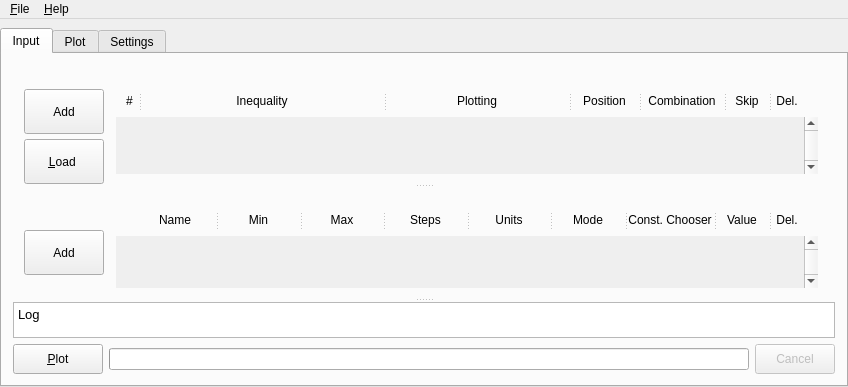
Above: xml/bareminimumplotter.ui from xpcoffee/plotus before the change. Below: the same form after it.
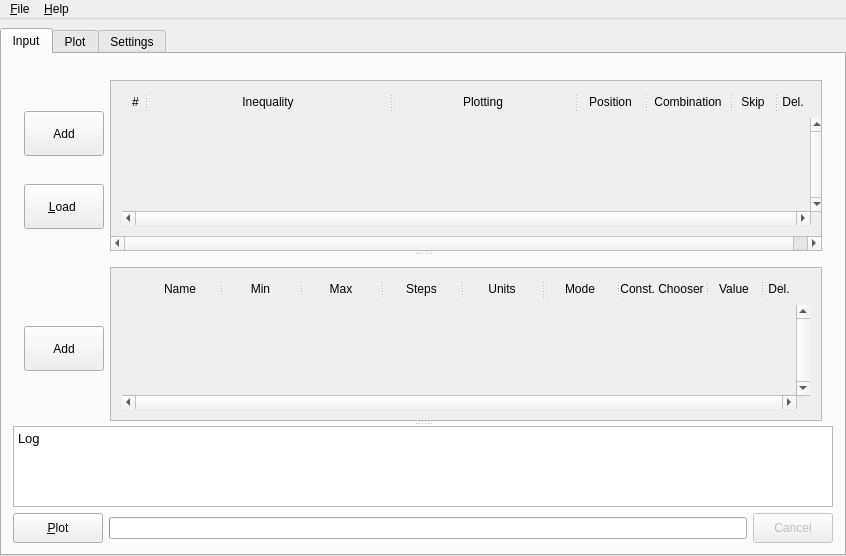
That is the form after the change. Icons and pictures are not drawn. Custom widgets are drawn as their Qt base class.

Commit message: messing with scroll area headers

```diff
--- a/xml/bareminimumplotter.ui
+++ b/xml/bareminimumplotter.ui
@@ -7,7 +7,7 @@
     <x>0</x>
     <y>0</y>
     <width>846</width>
-    <height>387</height>
+    <height>556</height>
    </rect>
   </property>
   <property name="windowTitle">
@@ -424,7 +424,7 @@
           <widget class="QWidget" name="container_Inequalities" native="true">
            <property name="sizePolicy">
             <sizepolicy hsizetype="Preferred" vsizetype="Preferred">
-             <horstretch>0</horstretch>
+             <horstretch>1</horstretch>
              <verstretch>3</verstretch>
             </sizepolicy>
            </property>
@@ -502,29 +502,35 @@
              </layout>
             </item>
             <item>
-             <widget class="QFrame" name="verticalFrame_Inequality">
+             <widget class="QScrollArea" name="scrollArea_Inequality">
               <property name="sizePolicy">
-               <sizepolicy hsizetype="Expanding" vsizetype="Preferred">
+               <sizepolicy hsizetype="Expanding" vsizetype="Expanding">
                 <horstretch>1</horstretch>
                 <verstretch>1</verstretch>
                </sizepolicy>
               </property>
-              <property name="styleSheet">
-               <string notr="true"/>
+              <property name="verticalScrollBarPolicy">
+               <enum>Qt::ScrollBarAlwaysOff</enum>
               </property>
-              <property name="frameShape">
-               <enum>QFrame::NoFrame</enum>
+              <property name="horizontalScrollBarPolicy">
+               <enum>Qt::ScrollBarAlwaysOn</enum>
               </property>
-              <layout class="QVBoxLayout" name="verticalLayout_3">
-               <property name="leftMargin">
-                <number>6</number>
-               </property>
-               <property name="rightMargin">
-                <number>6</number>
-               </property>
-               <property name="bottomMargin">
-                <number>9</number>
+              <property name="sizeAdjustPolicy">
+               <enum>QAbstractScrollArea::AdjustToContentsOnFirstShow</enum>
+              </property>
+              <property name="widgetResizable">
+               <bool>true</bool>
+              </property>
+              <widget class="QWidget" name="scrollAreaWidget_Inequality">
+               <property name="geometry">
+                <rect>
+                 <x>0</x>
+                 <y>0</y>
+                 <width>722</width>
+                 <height>166</height>
+                </rect>
                </property>
+               <layout class="QVBoxLayout" name="verticalLayout_5">
                <item>
                 <layout class="QHBoxLayout" name="horizontalLayout_InequalityHeaders">
                  <property name="spacing">
@@ -743,7 +749,7 @@
                 </layout>
                </item>
                <item>
-                <widget class="QScrollArea" name="scrollArea_InequalityInputs">
+                 <widget class="HeaderScrollArea" name="scrollArea_InequalityInputs">
                  <property name="sizePolicy">
                   <sizepolicy hsizetype="Expanding" vsizetype="Expanding">
                    <horstretch>0</horstretch>
@@ -778,10 +784,10 @@
                   <enum>Qt::ScrollBarAlwaysOn</enum>
                  </property>
                  <property name="horizontalScrollBarPolicy">
-                  <enum>Qt::ScrollBarAlwaysOff</enum>
+                   <enum>Qt::ScrollBarAlwaysOn</enum>
                  </property>
                  <property name="sizeAdjustPolicy">
-                  <enum>QAbstractScrollArea::AdjustToContents</enum>
+                   <enum>QAbstractScrollArea::AdjustIgnored</enum>
                  </property>
                  <property name="widgetResizable">
                   <bool>true</bool>
@@ -791,8 +797,8 @@
                    <rect>
                     <x>0</x>
                     <y>0</y>
-                    <width>695</width>
-                    <height>59</height>
+                     <width>689</width>
+                     <height>120</height>
                    </rect>
                   </property>
                   <property name="focusPolicy">
@@ -839,6 +845,7 @@
                </item>
               </layout>
              </widget>
+             </widget>
             </item>
            </layout>
           </widget>
@@ -901,28 +908,32 @@
              </layout>
             </item>
             <item>
-             <widget class="QFrame" name="verticalFrame_Variable">
+             <widget class="QScrollArea" name="scrollArea">
               <property name="sizePolicy">
-               <sizepolicy hsizetype="Preferred" vsizetype="Expanding">
+               <sizepolicy hsizetype="Expanding" vsizetype="Expanding">
                 <horstretch>1</horstretch>
                 <verstretch>1</verstretch>
                </sizepolicy>
               </property>
-              <property name="styleSheet">
-               <string notr="true">QFrame#verticalFrame_Variable {
-	background: transparent;
-}</string>
+              <property name="verticalScrollBarPolicy">
+               <enum>Qt::ScrollBarAlwaysOff</enum>
               </property>
-              <layout class="QVBoxLayout" name="verticalLayout_VariableTable">
-               <property name="leftMargin">
-                <number>6</number>
-               </property>
-               <property name="rightMargin">
-                <number>6</number>
-               </property>
-               <property name="bottomMargin">
-                <number>9</number>
+              <property name="sizeAdjustPolicy">
+               <enum>QAbstractScrollArea::AdjustToContentsOnFirstShow</enum>
+              </property>
+              <property name="widgetResizable">
+               <bool>true</bool>
+              </property>
+              <widget class="QWidget" name="scrollAreaWidgetContents">
+               <property name="geometry">
+                <rect>
+                 <x>0</x>
+                 <y>0</y>
+                 <width>722</width>
+                 <height>148</height>
+                </rect>
                </property>
+               <layout class="QVBoxLayout" name="verticalLayout_3">
                <item>
                 <layout class="QHBoxLayout" name="horizontalLayout_VariableHeader">
                  <property name="spacing">
@@ -949,6 +960,12 @@
                  </item>
                  <item>
                   <widget class="QSplitter" name="splitter_Variable">
+                    <property name="sizePolicy">
+                     <sizepolicy hsizetype="Expanding" vsizetype="Preferred">
+                      <horstretch>0</horstretch>
+                      <verstretch>0</verstretch>
+                     </sizepolicy>
+                    </property>
                    <property name="autoFillBackground">
                     <bool>false</bool>
                    </property>
@@ -1288,7 +1305,7 @@
                   <enum>Qt::ScrollBarAlwaysOn</enum>
                  </property>
                  <property name="horizontalScrollBarPolicy">
-                  <enum>Qt::ScrollBarAsNeeded</enum>
+                   <enum>Qt::ScrollBarAlwaysOn</enum>
                  </property>
                  <property name="sizeAdjustPolicy">
                   <enum>QAbstractScrollArea::AdjustIgnored</enum>
@@ -1301,8 +1318,8 @@
                    <rect>
                     <x>0</x>
                     <y>0</y>
-                    <width>695</width>
-                    <height>54</height>
+                     <width>689</width>
+                     <height>102</height>
                    </rect>
                   </property>
                   <property name="autoFillBackground">
@@ -1346,6 +1363,7 @@
                </item>
               </layout>
              </widget>
+             </widget>
             </item>
            </layout>
           </widget>
@@ -1767,6 +1785,14 @@
   </action>
  </widget>
  <layoutdefault spacing="6" margin="11"/>
+ <customwidgets>
+  <customwidget>
+   <class>HeaderScrollArea</class>
+   <extends>QScrollArea</extends>
+   <header>include/headerscrollarea.h</header>
+   <container>1</container>
+  </customwidget>
+ </customwidgets>
  <tabstops>
   <tabstop>tabWidget</tabstop>
   <tabstop>scrollArea_InequalityInputs</tabstop>
```
Left out of the diff: 8 changed lines with no effect on the pictures. Lines whose indentation alone changed are shown as unchanged. The commit also changes 7 other files.
